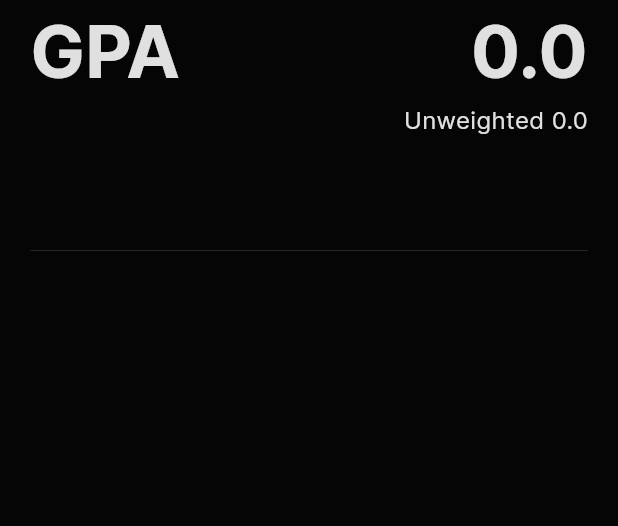
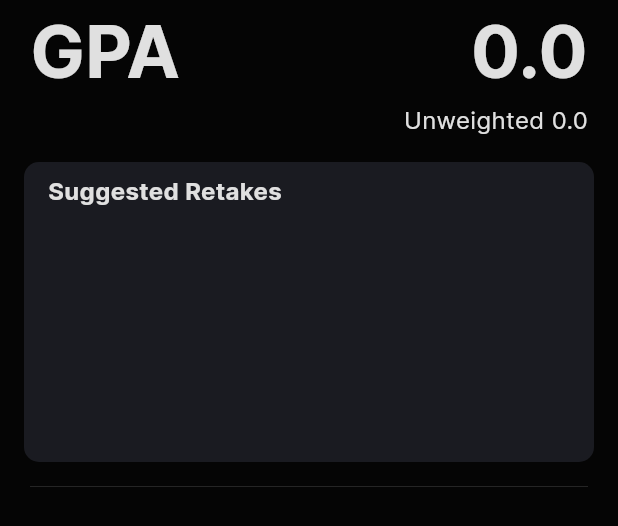
Before and after one commit to DoomKitty87/integrand-mobile, a Flutter app: the Gradebook widget shown alone on an empty page, opened directly, on a phone screen of 412 x 824 dp. Shown: the top 526 px of the screen. Run offline on Flutter 3.47's test engine with Material 3 defaults, Android fonts, the phone set to English and light mode, and no system bars; our stand-ins replace barcode_widget, flutter_animate, shared_preferences; accounts and stored records are empty; statements that could not run were skipped; project files that could hold a hidden picture were left out.

Commit message:
finished retake suggestions

```diff
--- a/integrand/lib/app_page_tree/normal/main_pages/gradebook.dart
+++ b/integrand/lib/app_page_tree/normal/main_pages/gradebook.dart
@@ -40,13 +40,11 @@ class _GradebookState extends State<Gradebook> {
                   padding: EdgeInsets.only(left: 20.0, right: 20.0),
                   child: GPADisplay(),
                 ),
-                const SizedBox(
-                  height: 75.0,
-                ),
+                RecommendationsDisplay(courses: value.gradebookData.courses),
                 GradebookDisplay(selectedCourse: (CourseGrading course) {
                   setState(() {
-                    virtualCourse = course;
-                    realCourseGrade = course.grade;
+                    virtualCourse = course.clone();
+                    realCourseGrade = virtualCourse.grade;
                   });
                   controller.animateToPage(1,
                       duration: const Duration(milliseconds: 250),
@@ -85,6 +83,99 @@ class _GradebookState extends State<Gradebook> {
             ])
           ]);
     });
+  }
+}
+
+class RecommendationsDisplay extends StatelessWidget {
+  const RecommendationsDisplay({super.key, required this.courses});
+
+  final List<CourseGrading> courses;
+
+  @override
+  Widget build(BuildContext context) {
+    final List<Widget> recommendations = [];
+
+    for (var course in courses) {
+      double totalTotalPoints = 0;
+      for (var assignment in course.assignments) {
+        totalTotalPoints += assignment.totalPoints * assignment.type.weight;
+      }
+      for (var assignment in course.assignments) {
+        double maxImprovement = assignment.totalPoints - assignment.points;
+        double classGradeMaxImprovement =
+            maxImprovement / totalTotalPoints * 4.0 * assignment.type.weight;
+
+        if (classGradeMaxImprovement >= 0.1) {
+          double courseGradeIfZero = course.grade -
+              assignment.points /
+                  totalTotalPoints *
+                  4.0 *
+                  assignment.type.weight;
+          double courseGradeIfMax = course.grade + classGradeMaxImprovement;
+
+          double percent = assignment.score / assignment.total;
+
+          recommendations.add(Padding(
+            padding: const EdgeInsets.only(
+                left: 20.0, right: 20.0, top: 8.0, bottom: 8.0),
+            child: SizedBox(
+                height: 40,
+                child: Stack(
+                    alignment: AlignmentDirectional.centerStart,
+                    children: [
+                      Row(
+                        children: [
+                          Expanded(
+                            flex: (percent * 100).toInt(),
+                            child: Container(
+                              decoration: const BoxDecoration(
+                                gradient: textGradient,
+                              ),
+                            ),
+                          ),
+                          Expanded(
+                            flex: 100 - (percent * 100).toInt(),
+                            child: Container(color: lighterGrey),
+                          )
+                        ],
+                      ),
+                      Padding(
+                        padding: const EdgeInsets.all(8.0),
+                        child: Row(
+                          mainAxisAlignment: MainAxisAlignment.spaceBetween,
+                          children: [
+                            Text(courseGradeIfZero.toStringAsFixed(2),
+                                style: boldSmallBodyStyle),
+                            Text("${assignment.title} - ${course.courseTitle}",
+                                style: smallBodyStyle),
+                            Text(courseGradeIfMax.toStringAsFixed(2),
+                                style: boldSmallBodyStyle),
+                          ],
+                        ),
+                      )
+                    ])),
+          ));
+        }
+      }
+    }
+
+    return Padding(
+      padding: const EdgeInsets.all(16.0),
+      child: Container(
+          decoration: BoxDecoration(
+              borderRadius: BorderRadius.circular(10), color: lightGrey),
+          height: 200,
+          child: Column(
+            crossAxisAlignment: CrossAxisAlignment.start,
+            children: [
+              const Padding(
+                padding: EdgeInsets.only(left: 16.0, top: 8.0),
+                child: Text("Suggested Retakes", style: boldBodyStyle),
+              ),
+              Expanded(child: ListView(children: recommendations)),
+            ],
+          )),
+    );
   }
 }
 
@@ -469,62 +560,22 @@ class GradebookDisplay extends StatefulWidget {
 }
 
 class _GradebookDisplayState extends State<GradebookDisplay> {
-  final List<TableRow> children = [];
+  final List<Widget> children = [];
 
   @override
   Widget build(BuildContext context) {
     return Consumer<StudentVueAPI>(builder: (context, value, child) {
       children.clear();
 
-      TableRow border = TableRow(
-        children: [
-          Padding(
-            padding: const EdgeInsets.only(left: 20.0),
+      final Widget border = Padding(
+        padding: const EdgeInsets.only(left: 20.0, right: 20.0),
         child: Container(
           decoration: const BoxDecoration(
             border: Border(
-                  bottom: BorderSide(
-                    color: textColor,
-                    width: 0.1,
+              bottom: BorderSide(color: textColor, width: 0.1),
             ),
           ),
         ),
-              child: const SizedBox(
-                height: 0.01,
-              ),
-            ),
-          ),
-          Container(
-            decoration: const BoxDecoration(
-              border: Border(
-                bottom: BorderSide(
-                  color: textColor,
-                  width: 0.1,
-                ),
-              ),
-            ),
-          ),
-          Padding(
-            padding: const EdgeInsets.only(right: 20.0),
-            child: Container(
-              decoration: const BoxDecoration(
-                border: Border(
-                  bottom: BorderSide(
-                    color: textColor,
-                    width: 0.1,
-                  ),
-                ),
-              ),
-            ),
-          ),
-        ],
-      );
-
-      const EdgeInsets textPadding = EdgeInsets.only(
-        top: 16,
-        bottom: 16,
-        left: 25.0,
-        right: 25.0,
       );
 
       children.add(border);
@@ -544,48 +595,39 @@ class _GradebookDisplayState extends State<GradebookDisplay> {
 
         if (grade > 10) grade /= 25;
 
-        children.add(TableRow(
-          children: [
-            GestureDetector(
+        children.add(GestureDetector(
           onTap: () {
             widget.selectedCourse(course);
           },
           child: Padding(
-                padding: textPadding,
+            padding: const EdgeInsets.only(
+                left: 30.0, right: 30.0, top: 16.0, bottom: 16.0),
+            child: Row(
+              children: [
+                Expanded(
+                  flex: 3,
                   child: Text(title, style: bodyStyle),
                 ),
-            ),
-            GestureDetector(
-              onTap: () {
-                widget.selectedCourse(course);
-              },
-              child: Padding(
-                padding: textPadding,
+                Expanded(
+                  flex: 1,
                   child: Text(parseGradeToLetter(grade), style: bodyStyle),
                 ),
-            ),
-            GestureDetector(
-              onTap: () {
-                widget.selectedCourse(course);
-              },
-              child: Padding(
-                padding: textPadding,
+                Expanded(
+                  flex: 1,
                   child: Text(grade.toStringAsFixed(2),
                       style: bodyStyle, textAlign: TextAlign.right),
                 ),
+              ],
             ),
-          ],
+          ),
         ));
         children.add(border);
       }
 
-      return Table(
+      return Expanded(
+        child: ListView(
           children: children,
-        columnWidths: const {
-          0: FlexColumnWidth(3),
-          1: FlexColumnWidth(0.5),
-          2: FlexColumnWidth(1),
-        },
+        ),
       );
     });
   }
--- a/integrand/lib/backend/data_classes.dart
+++ b/integrand/lib/backend/data_classes.dart
@@ -145,6 +145,32 @@ class CourseGrading {
   List<AssignmentType> assignmentTypes = [];
   List<Assignment> assignments = [];
 
+  CourseGrading clone() {
+    CourseGrading newCourse = CourseGrading();
+    newCourse.courseTitle = courseTitle;
+    newCourse.grade = grade;
+    newCourse.assignmentTypes = List.empty(growable: true);
+    newCourse.assignments = List.empty(growable: true);
+    for (var type in assignmentTypes) {
+      newCourse.assignmentTypes.add(AssignmentType(
+        title: type.title,
+        weight: type.weight,
+      ));
+    }
+    for (var assignment in assignments) {
+      newCourse.assignments.add(Assignment.withValues(
+        title: assignment.title,
+        score: assignment.score,
+        total: assignment.total,
+        points: assignment.points,
+        totalPoints: assignment.totalPoints,
+        type: newCourse.assignmentTypes
+            .firstWhere((element) => element.title == assignment.type.title),
+      ));
+    }
+    return newCourse;
+  }
+
   void calculateGrade() {
     double totalPoints = 0.0;
     double totalTotalPoints = 0.0;
@@ -163,7 +189,7 @@ class CourseGrading {
 
   CourseGrading.testData() {
     courseTitle = 'AP Calculus BC';
-    grade = 3.8;
+    grade = 3.72;
     assignmentTypes = [
       AssignmentType(
         title: 'Summative',
```
Lines whose indentation alone changed are shown as unchanged.
